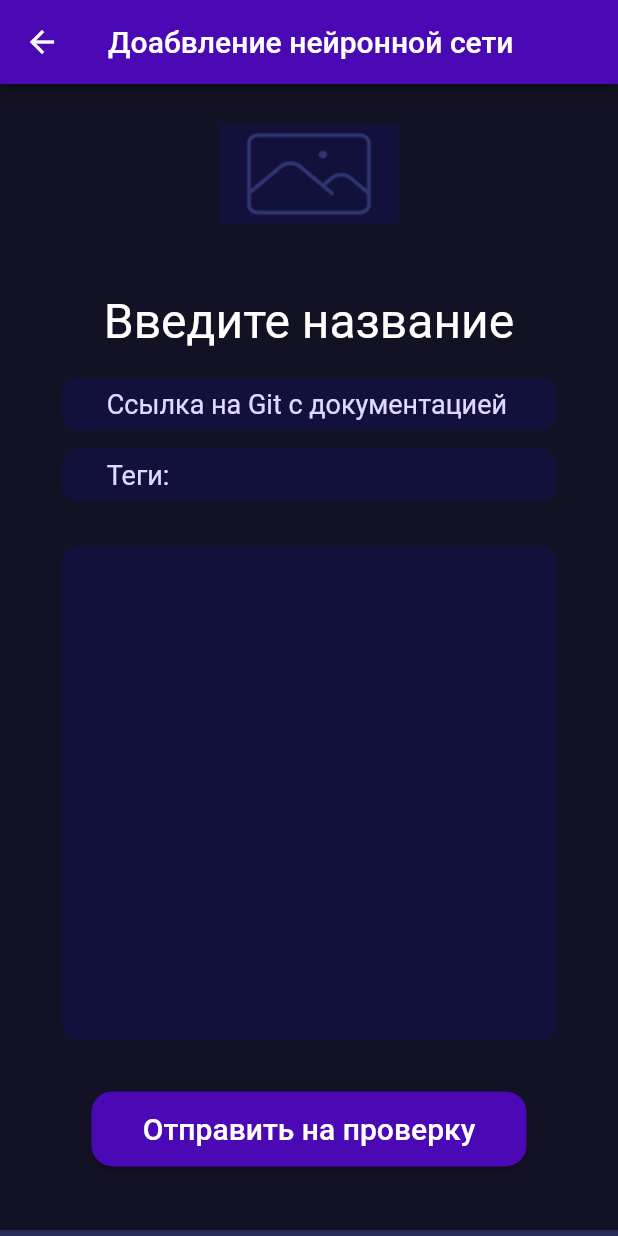
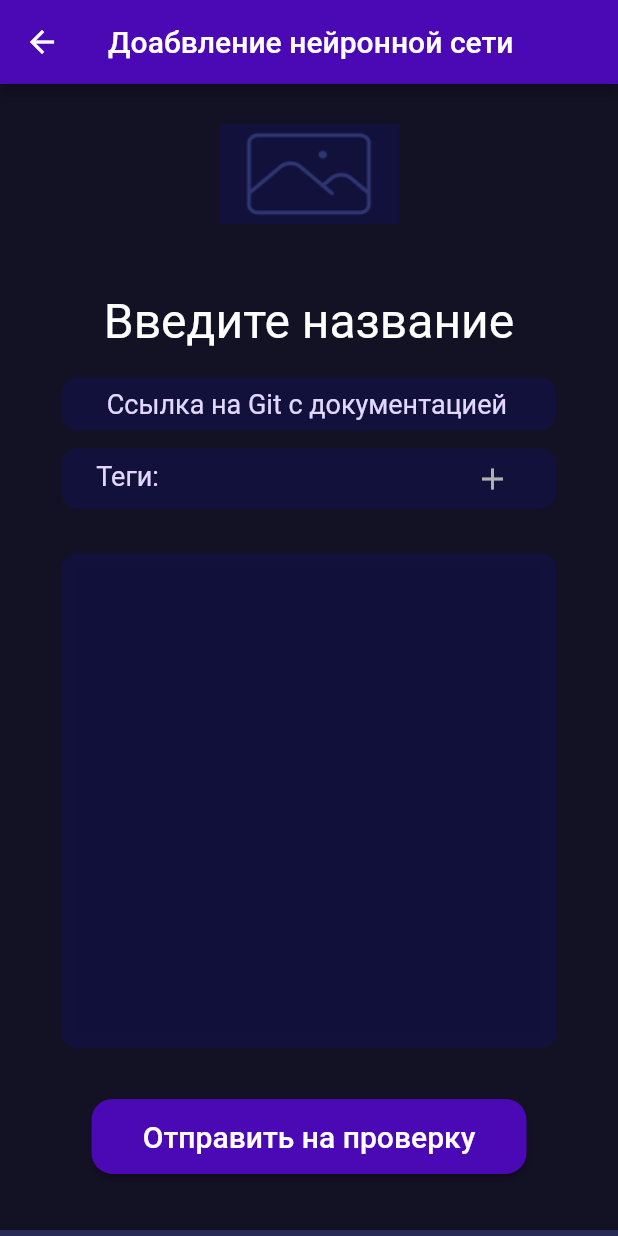
Before and after one commit to Jason1258t/brain-wave, a Flutter app: the AddNeuron screen opened by its route, on a phone screen of 412 x 824 dp. Run offline on Flutter 3.47's test engine with Material 2 defaults, Android fonts, the light colour scheme and no system bars; our stand-ins replace bloc, cloud_firestore, dio, dropdown_button2, firebase_auth, firebase_core and 10 more; missing offline and left inert: flutter_firebase_chat_core, loading_animations; accounts and stored records are empty; Roboto replaces fonts that are missing (Ubuntu).

Commit message:
add small fitch in add_neuron

```diff
--- a/lib/feature/add_neuron/ui/add_nueron_screen.dart
+++ b/lib/feature/add_neuron/ui/add_nueron_screen.dart
@@ -1,9 +1,11 @@
+import 'dart:developer';
 import 'dart:io';
 
 import 'package:brain_wave_2/feature/add_neuron/bloc/add_neuron_bloc.dart';
 import 'package:brain_wave_2/logic/app_repository.dart';
 import 'package:brain_wave_2/utils/fonts.dart';
 import 'package:brain_wave_2/widgets/buttons/elevated_button.dart';
+import 'package:flutter/gestures.dart';
 import 'package:flutter/material.dart';
 import 'package:flutter_bloc/flutter_bloc.dart';
 import 'package:image_picker/image_picker.dart';
@@ -26,12 +28,31 @@ class _AddNeuronState extends State<AddNeuron> {
   var _richText = [];
   List<String> tags = [];
 
+  void deleteTagByValue(String value) {
+    final ind = tags.indexOf(value);
+
+    setState(() {
+      _richText.removeAt(ind * 2);
+      _richText.removeAt(ind * 2);
+      tags.removeAt(ind);
+    });
+  }
+
   void addTextSpan(String str) {
-    _richText.add(TextSpan(text: '#$str', style: AppTypography.teg));
-    _richText.add(const TextSpan(text: ' '));
+    _richText.addAll([
+      TextSpan(
+          text: '#$str',
+          style: AppTypography.teg,
+          recognizer: TapGestureRecognizer()
+            ..onTap = () {
+              deleteTagByValue(str);
+            }),
+      const TextSpan(
+        text: ' ',
+      )
+    ]);
     tags.add(str);
     setState(() {});
-    print(_richText);
   }
 
   var _image;
@@ -102,10 +123,14 @@ class _AddNeuronState extends State<AddNeuron> {
                   child: const Text('Сохранить'),
                   onPressed: () {
                     setState(() {
+                      if (controller.text != '') {
                         addTextSpan(controller.text);
                         controller.text = '';
                         Navigator.pop(context);
                         setState(() {});
+                      } else {
+                        Navigator.pop(context);
+                      }
                     });
                   },
                 )
@@ -208,36 +233,43 @@ class _AddNeuronState extends State<AddNeuron> {
                 const SizedBox(
                   height: 12,
                 ),
+                Container(
+                  padding: EdgeInsets.all(8),
+                  width: MediaQuery.of(context).size.width * 0.8,
+                  decoration: const BoxDecoration(
+                      color: AppColors.addNeuronBackgroundWidget,
+                      borderRadius: BorderRadius.all(Radius.circular(10))),
+                  child: Row(
+                      crossAxisAlignment: CrossAxisAlignment.start,
+                      children: [
+                        const SizedBox(
+                          width: 15,
+                        ),
+                        const Text(
+                          'Теги: ',
+                          style: AppTypography.font18lightBlue,
+                          textAlign: TextAlign.left,
+                        ),
+                        SizedBox(
+                          width: MediaQuery.of(context).size.width * 0.5,
+                          child: RichText(
+                            softWrap: true,
+                            text: TextSpan(
+                              children: List.from(_richText),
+                            ),
+                          ),
+                        ),
                         InkWell(
                           onTap: () {
                             _displayTextInputDialogGit(
                                 context, _tegController, 'Добавте тег');
                           },
-                  child: Container(
-                    width: MediaQuery.of(context).size.width * 0.8,
-                    height: 35,
-                    decoration: const BoxDecoration(
-                        color: AppColors.addNeuronBackgroundWidget,
-                        borderRadius: BorderRadius.all(Radius.circular(10))),
-                    child: Row(children: [
-                      const SizedBox(
-                        width: 30,
+                          child: const Icon(
+                            Icons.add,
+                            color: AppColors.lightGrayText,
                           ),
-                      const Text(
-                        'Теги: ',
-                        style: AppTypography.font18lightBlue,
-                      ),
-                      SizedBox(
-                        width: MediaQuery.of(context).size.width * 0.5,
-                        child: RichText(
-                          text: TextSpan(
-                            children: List.from(_richText),
-                          ),
-                          overflow: TextOverflow.ellipsis,
-                        ),
-                      ),
+                        )
                       ]),
-                  ),
                 ),
                 const SizedBox(
                   height: 30,
--- a/lib/feature/profie/ui/profile_screen.dart
+++ b/lib/feature/profie/ui/profile_screen.dart
@@ -214,6 +214,8 @@ class _ProfileState extends State<Profile> {
                       builder: (context, state) {
                         if (state is ProfilePostsSuccessState) {
                           return Expanded(
+                            child: RefreshIndicator(
+                              onRefresh: () async {RepositoryProvider.of<ProfileRepository>(context).initialLoadPosts(f: true);},
                               child: ListView(
                                 physics: const BouncingScrollPhysics(
                                     decelerationRate:
@@ -234,6 +236,7 @@ class _ProfileState extends State<Profile> {
                                         .toList(),
                                   )
                                 ],
+                              ),
                             ),
                           );
                         } else if (state is ProfilePostsLoadingState) {
```
Also changed, not shown: lib/feature/neurons/ui/information_neuron.dart (+20 -12 lines). Lines whose indentation alone changed are shown as unchanged.
